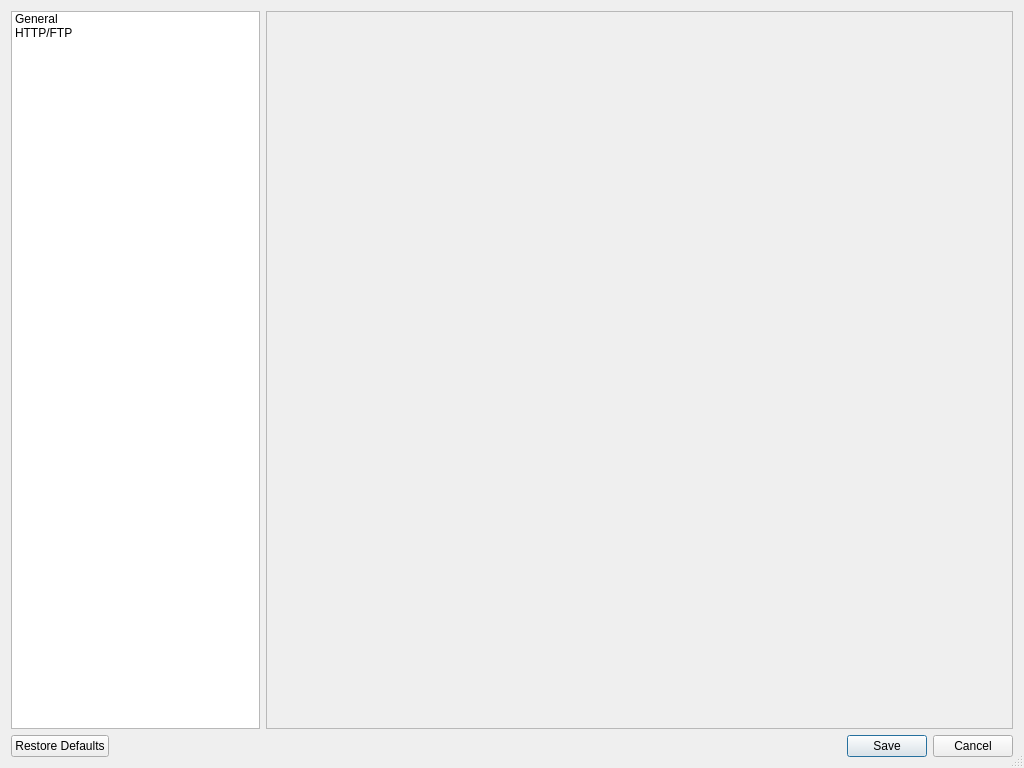
This is src/gui/settings.ui in GekkoFyre/FyreDL as Qt 5 draws it before an edit. The edited form follows.
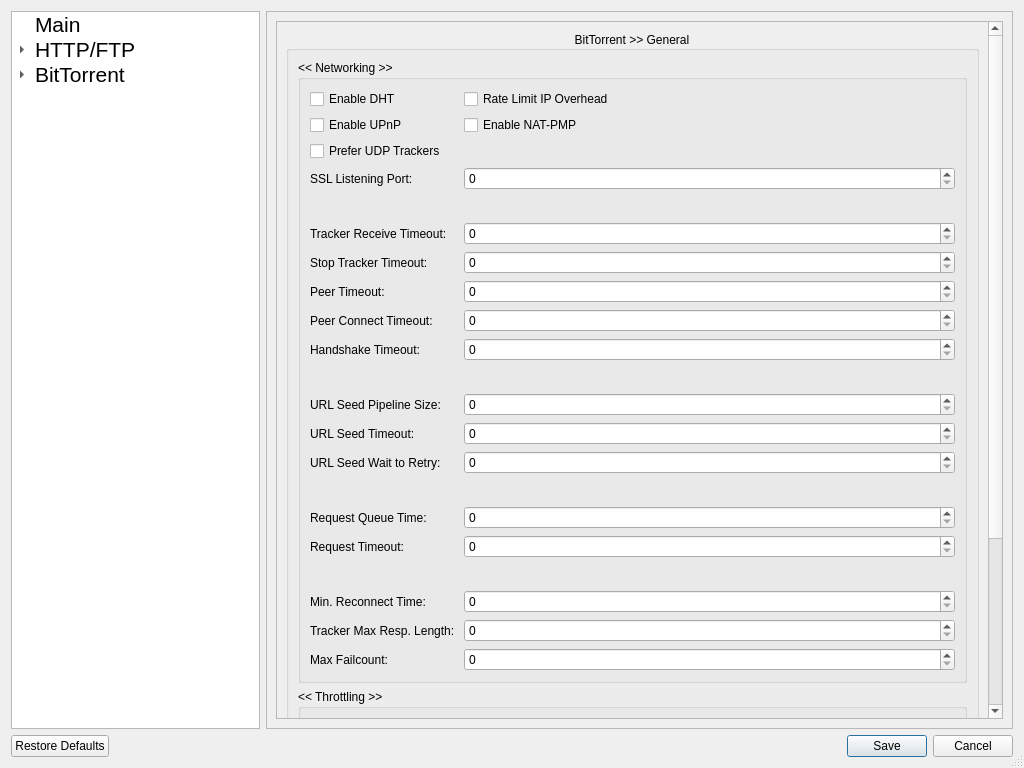
This is the edited form. The open tabs and pages were chosen to show the change. Icons and pictures are not drawn.

The edit to the form file:
```diff
--- a/src/gui/settings.ui
+++ b/src/gui/settings.ui
@@ -22,10 +22,38 @@
      <item>
       <layout class="QVBoxLayout" name="settings_chooser_layout">
        <item>
-        <widget class="QListWidget" name="settings_list_widget">
+        <widget class="QTreeWidget" name="category_treeWidget">
+         <property name="font">
+          <font>
+           <pointsize>16</pointsize>
+          </font>
+         </property>
+         <property name="verticalScrollBarPolicy">
+          <enum>Qt::ScrollBarAlwaysOff</enum>
+         </property>
+         <property name="horizontalScrollBarPolicy">
+          <enum>Qt::ScrollBarAlwaysOff</enum>
+         </property>
+         <property name="editTriggers">
+          <set>QAbstractItemView::NoEditTriggers</set>
+         </property>
+         <property name="tabKeyNavigation">
+          <bool>true</bool>
+         </property>
+         <property name="showDropIndicator" stdset="0">
+          <bool>false</bool>
+         </property>
+         <property name="headerHidden">
+          <bool>true</bool>
+         </property>
+         <column>
+          <property name="text">
+           <string>Category</string>
+          </property>
+         </column>
          <item>
           <property name="text">
-           <string>General</string>
+           <string>Main</string>
           </property>
           <property name="icon">
            <iconset resource="assets.qrc">
@@ -40,6 +68,33 @@
            <iconset resource="assets.qrc">
             <normaloff>:/icons/assets-img/gftp.png</normaloff>:/icons/assets-img/gftp.png</iconset>
           </property>
+          <item>
+           <property name="text">
+            <string>General</string>
+           </property>
+           <property name="icon">
+            <iconset resource="../assets.qrc">
+             <normaloff>:/icons/assets-img/network.png</normaloff>:/icons/assets-img/network.png</iconset>
+           </property>
+          </item>
+         </item>
+         <item>
+          <property name="text">
+           <string>BitTorrent</string>
+          </property>
+          <property name="icon">
+           <iconset resource="../assets.qrc">
+            <normaloff>:/icons/assets-img/application-x-bittorrent.png</normaloff>:/icons/assets-img/application-x-bittorrent.png</iconset>
+          </property>
+          <item>
+           <property name="text">
+            <string>General</string>
+           </property>
+           <property name="icon">
+            <iconset resource="../assets.qrc">
+             <normaloff>:/icons/assets-img/network.png</normaloff>:/icons/assets-img/network.png</iconset>
+           </property>
+          </item>
          </item>
         </widget>
        </item>
@@ -52,8 +107,566 @@
          <property name="frameShape">
           <enum>QFrame::StyledPanel</enum>
          </property>
-         <widget class="QWidget" name="page"/>
-         <widget class="QWidget" name="page_2"/>
+         <widget class="QWidget" name="main_settings">
+          <layout class="QVBoxLayout" name="verticalLayout">
+           <item>
+            <widget class="QGroupBox" name="main_groupBox">
+             <property name="title">
+              <string>Main</string>
+             </property>
+             <property name="alignment">
+              <set>Qt::AlignCenter</set>
+             </property>
+             <layout class="QVBoxLayout" name="verticalLayout_2">
+              <item>
+               <widget class="QGroupBox" name="filesanddirs_groupBox">
+                <property name="title">
+                 <string>&lt;&lt; Files and Directories &gt;&gt;</string>
+                </property>
+                <layout class="QFormLayout" name="formLayout">
+                 <item row="0" column="0">
+                  <widget class="QLabel" name="defDir_label">
+                   <property name="text">
+                    <string>Default Save/Open Dir.: </string>
+                   </property>
+                  </widget>
+                 </item>
+                 <item row="0" column="1">
+                  <layout class="QHBoxLayout" name="defDir_horizLayout">
+                   <item>
+                    <widget class="QLineEdit" name="defDir_lineEdit"/>
+                   </item>
+                   <item>
+                    <widget class="QToolButton" name="defDir_toolButton">
+                     <property name="text">
+                      <string>...</string>
+                     </property>
+                    </widget>
+                   </item>
+                  </layout>
+                 </item>
+                 <item row="1" column="0">
+                  <widget class="QLabel" name="xmlHist_label">
+                   <property name="text">
+                    <string>XML History File: </string>
+                   </property>
+                  </widget>
+                 </item>
+                 <item row="2" column="0">
+                  <widget class="QLabel" name="xmlCfg_label">
+                   <property name="text">
+                    <string>XML Config File: </string>
+                   </property>
+                  </widget>
+                 </item>
+                 <item row="1" column="1">
+                  <layout class="QHBoxLayout" name="xmlHist_horizLayout">
+                   <item>
+                    <widget class="QLineEdit" name="xmlHist_lineEdit"/>
+                   </item>
+                   <item>
+                    <widget class="QToolButton" name="xmlHist_toolBtn">
+                     <property name="text">
+                      <string>...</string>
+                     </property>
+                    </widget>
+                   </item>
+                  </layout>
+                 </item>
+                 <item row="2" column="1">
+                  <layout class="QHBoxLayout" name="xmlCfg_horizLayout">
+                   <item>
+                    <widget class="QLineEdit" name="xmlCfg_lineEdit"/>
+                   </item>
+                   <item>
+                    <widget class="QToolButton" name="xmlCfg_toolBtn">
+                     <property name="text">
+                      <string>...</string>
+                     </property>
+                    </widget>
+                   </item>
+                  </layout>
+                 </item>
+                </layout>
+               </widget>
+              </item>
+              <item>
+               <widget class="QGroupBox" name="fyredl_groupBox">
+                <property name="title">
+                 <string>&lt;&lt; FyreDL &gt;&gt;</string>
+                </property>
+                <layout class="QFormLayout" name="formLayout_2">
+                 <item row="0" column="0">
+                  <widget class="QLabel" name="userAgent_label">
+                   <property name="text">
+                    <string>Global User Agent: </string>
+                   </property>
+                  </widget>
+                 </item>
+                 <item row="0" column="1">
+                  <widget class="QLineEdit" name="userAgent_lineEdit"/>
+                 </item>
+                 <item row="1" column="0">
+                  <widget class="QLabel" name="uniqueId_label">
+                   <property name="text">
+                    <string>Item's Unique ID Length: </string>
+                   </property>
+                  </widget>
+                 </item>
+                 <item row="1" column="1">
+                  <widget class="QSpinBox" name="uniqueId_spinBox">
+                   <property name="toolTip">
+                    <string>Each download item has a Unique Identifier associated with it. This is the length of its ID number so please be aware that too small of a value may cause conflicts.</string>
+                   </property>
+                   <property name="minimum">
+                    <number>32</number>
+                   </property>
+                   <property name="maximum">
+                    <number>128</number>
+                   </property>
+                  </widget>
+                 </item>
+                </layout>
+               </widget>
+              </item>
+              <item>
+               <spacer name="verticalSpacer">
+                <property name="orientation">
+                 <enum>Qt::Vertical</enum>
+                </property>
+                <property name="sizeHint" stdset="0">
+                 <size>
+                  <width>20</width>
+                  <height>40</height>
+                 </size>
+                </property>
+               </spacer>
+              </item>
+             </layout>
+            </widget>
+           </item>
+          </layout>
+         </widget>
+         <widget class="QWidget" name="torrent_general_settings">
+          <layout class="QVBoxLayout" name="verticalLayout_3">
+           <item>
+            <widget class="QScrollArea" name="scrollArea">
+             <property name="widgetResizable">
+              <bool>true</bool>
+             </property>
+             <widget class="QWidget" name="scrollAreaWidgetContents">
+              <property name="geometry">
+               <rect>
+                <x>0</x>
+                <y>-408</y>
+                <width>710</width>
+                <height>1098</height>
+               </rect>
+              </property>
+              <layout class="QVBoxLayout" name="verticalLayout_4">
+               <item>
+                <widget class="QGroupBox" name="torrent_general_groupBox">
+                 <property name="title">
+                  <string>BitTorrent &gt;&gt; General</string>
+                 </property>
+                 <property name="alignment">
+                  <set>Qt::AlignCenter</set>
+                 </property>
+                 <layout class="QVBoxLayout" name="verticalLayout_5">
+                  <item>
+                   <widget class="QGroupBox" name="torrent_networking_groupBox">
+                    <property name="title">
+                     <string>&lt;&lt; Networking &gt;&gt;</string>
+                    </property>
+                    <layout class="QFormLayout" name="formLayout_3">
+                     <item row="0" column="0">
+                      <widget class="QCheckBox" name="enable_dht_chkBox">
+                       <property name="text">
+                        <string>Enable DHT</string>
+                       </property>
+                      </widget>
+                     </item>
+                     <item row="0" column="1">
+                      <widget class="QCheckBox" name="rate_limit_overhead_chkBox_2">
+                       <property name="text">
+                        <string>Rate Limit IP Overhead</string>
+                       </property>
+                      </widget>
+                     </item>
+                     <item row="1" column="0">
+                      <widget class="QCheckBox" name="enable_upnp_chkBox">
+                       <property name="text">
+                        <string>Enable UPnP</string>
+                       </property>
+                      </widget>
+                     </item>
+                     <item row="1" column="1">
+                      <widget class="QCheckBox" name="enable_nat_pmp_chkBox">
+                       <property name="text">
+                        <string>Enable NAT-PMP</string>
+                       </property>
+                      </widget>
+                     </item>
+                     <item row="2" column="0">
+                      <widget class="QCheckBox" name="prefer_udp_trackers_chkBox">
+                       <property name="text">
+                        <string>Prefer UDP Trackers</string>
+                       </property>
+                      </widget>
+                     </item>
+                     <item row="6" column="0">
+                      <widget class="QLabel" name="tracker_receive_timeout_label">
+                       <property name="text">
+                        <string>Tracker Receive Timeout: </string>
+                       </property>
+                      </widget>
+                     </item>
+                     <item row="6" column="1">
+                      <widget class="QSpinBox" name="tracker_receive_timeout_spinBox"/>
+                     </item>
+                     <item row="7" column="0">
+                      <widget class="QLabel" name="stop_tracker_timeout_label">
+                       <property name="text">
+                        <string>Stop Tracker Timeout: </string>
+                       </property>
+                      </widget>
+                     </item>
+                     <item row="7" column="1">
+                      <widget class="QSpinBox" name="stop_tracker_timeout_spinBox"/>
+                     </item>
+                     <item row="8" column="0">
+                      <widget class="QLabel" name="peer_timeout_label">
+                       <property name="text">
+                        <string>Peer Timeout: </string>
+                       </property>
+                      </widget>
+                     </item>
+                     <item row="8" column="1">
+                      <widget class="QSpinBox" name="peer_timeout_spinBox"/>
+                     </item>
+                     <item row="9" column="0">
+                      <widget class="QLabel" name="peer_connect_timeout_label">
+                       <property name="text">
+                        <string>Peer Connect Timeout: </string>
+                       </property>
+                      </widget>
+                     </item>
+                     <item row="9" column="1">
+                      <widget class="QSpinBox" name="peer_connect_timeout_spinBox"/>
+                     </item>
+                     <item row="10" column="0">
+                      <widget class="QLabel" name="handshake_timeout_label">
+                       <property name="text">
+                        <string>Handshake Timeout: </string>
+                       </property>
+                      </widget>
+                     </item>
+                     <item row="10" column="1">
+                      <widget class="QSpinBox" name="handshake_timeout_spinBox"/>
+                     </item>
+                     <item row="11" column="0">
+                      <spacer name="horizontalSpacer">
+                       <property name="orientation">
+                        <enum>Qt::Horizontal</enum>
+                       </property>
+                       <property name="sizeHint" stdset="0">
+                        <size>
+                         <width>40</width>
+                         <height>20</height>
+                        </size>
+                       </property>
+                      </spacer>
+                     </item>
+                     <item row="11" column="1">
+                      <spacer name="horizontalSpacer_2">
+                       <property name="orientation">
+                        <enum>Qt::Horizontal</enum>
+                       </property>
+                       <property name="sizeHint" stdset="0">
+                        <size>
+                         <width>40</width>
+                         <height>20</height>
+                        </size>
+                       </property>
+                      </spacer>
+                     </item>
+                     <item row="12" column="0">
+                      <widget class="QLabel" name="urlseed_pipeline_size_label">
+                       <property name="text">
+                        <string>URL Seed Pipeline Size: </string>
+                       </property>
+                      </widget>
+                     </item>
+                     <item row="12" column="1">
+                      <widget class="QSpinBox" name="urlseed_pipeline_size_spinBox"/>
+                     </item>
+                     <item row="13" column="0">
+                      <widget class="QLabel" name="urlseed_timeout_label">
+                       <property name="text">
+                        <string>URL Seed Timeout: </string>
+                       </property>
+                      </widget>
+                     </item>
+                     <item row="13" column="1">
+                      <widget class="QSpinBox" name="urlseed_timeout_spinBox"/>
+                     </item>
+                     <item row="14" column="0">
+                      <widget class="QLabel" name="urlseed_wait_to_reply_label">
+                       <property name="text">
+                        <string>URL Seed Wait to Retry: </string>
+                       </property>
+                      </widget>
+                     </item>
+                     <item row="14" column="1">
+                      <widget class="QSpinBox" name="urlseed_wait_to_retry_spinBox"/>
+                     </item>
+                     <item row="15" column="0">
+                      <spacer name="horizontalSpacer_3">
+                       <property name="orientation">
+                        <enum>Qt::Horizontal</enum>
+                       </property>
+                       <property name="sizeHint" stdset="0">
+                        <size>
+                         <width>40</width>
+                         <height>20</height>
+                        </size>
+                       </property>
+                      </spacer>
+                     </item>
+                     <item row="15" column="1">
+                      <spacer name="horizontalSpacer_4">
+                       <property name="orientation">
+                        <enum>Qt::Horizontal</enum>
+                       </property>
+                       <property name="sizeHint" stdset="0">
+                        <size>
+                         <width>40</width>
+                         <height>20</height>
+                        </size>
+                       </property>
+                      </spacer>
+                     </item>
+                     <item row="16" column="0">
+                      <widget class="QLabel" name="request_queue_time_label">
+                       <property name="text">
+                        <string>Request Queue Time: </string>
+                       </property>
+                      </widget>
+                     </item>
+                     <item row="17" column="0">
+                      <widget class="QLabel" name="request_timeout_label">
+                       <property name="text">
+                        <string>Request Timeout: </string>
+                       </property>
+                      </widget>
+                     </item>
+                     <item row="19" column="0">
+                      <widget class="QLabel" name="min_reconnect_time_label">
+                       <property name="text">
+                        <string>Min. Reconnect Time: </string>
+                       </property>
+                      </widget>
+                     </item>
+                     <item row="20" column="0">
+                      <widget class="QLabel" name="tracker_max_resp_length_label">
+                       <property name="text">
+                        <string>Tracker Max Resp. Length: </string>
+                       </property>
+                      </widget>
+                     </item>
+                     <item row="16" column="1">
+                      <widget class="QSpinBox" name="request_queue_time_spinBox"/>
+                     </item>
+                     <item row="17" column="1">
+                      <widget class="QSpinBox" name="request_timeout_spinBox"/>
+                     </item>
+                     <item row="19" column="1">
+                      <widget class="QSpinBox" name="min_reconnect_time_spinBox"/>
+                     </item>
+                     <item row="20" column="1">
+                      <widget class="QSpinBox" name="tracker_max_resp_length_spinBox"/>
+                     </item>
+                     <item row="18" column="0">
+                      <spacer name="horizontalSpacer_5">
+                       <property name="orientation">
+                        <enum>Qt::Horizontal</enum>
+                       </property>
+                       <property name="sizeHint" stdset="0">
+                        <size>
+                         <width>40</width>
+                         <height>20</height>
+                        </size>
+                       </property>
+                      </spacer>
+                     </item>
+                     <item row="18" column="1">
+                      <spacer name="horizontalSpacer_6">
+                       <property name="orientation">
+                        <enum>Qt::Horizontal</enum>
+                       </property>
+                       <property name="sizeHint" stdset="0">
+                        <size>
+                         <width>40</width>
+                         <height>20</height>
+                        </size>
+                       </property>
+                      </spacer>
+                     </item>
+                     <item row="21" column="0">
+                      <widget class="QLabel" name="max_failcount_label">
+                       <property name="text">
+                        <string>Max Failcount: </string>
+                       </property>
+                      </widget>
+                     </item>
+                     <item row="21" column="1">
+                      <widget class="QSpinBox" name="max_failcount_spinBox"/>
+                     </item>
+                     <item row="5" column="0">
+                      <spacer name="horizontalSpacer_7">
+                       <property name="orientation">
+                        <enum>Qt::Horizontal</enum>
+                       </property>
+                       <property name="sizeHint" stdset="0">
+                        <size>
+                         <width>40</width>
+                         <height>20</height>
+                        </size>
+                       </property>
+                      </spacer>
+                     </item>
+                     <item row="5" column="1">
+                      <spacer name="horizontalSpacer_8">
+                       <property name="orientation">
+                        <enum>Qt::Horizontal</enum>
+                       </property>
+                       <property name="sizeHint" stdset="0">
+                        <size>
+                         <width>40</width>
+                         <height>20</height>
+                        </size>
+                       </property>
+                      </spacer>
+                     </item>
+                     <item row="3" column="0">
+                      <widget class="QLabel" name="ssl_listen_port_label">
+                       <property name="text">
+                        <string>SSL Listening Port: </string>
+                       </property>
+                      </widget>
+                     </item>
+                     <item row="3" column="1">
+                      <widget class="QSpinBox" name="ssl_listen_port_spinBox"/>
+                     </item>
+                    </layout>
+                   </widget>
+                  </item>
+                  <item>
+                   <widget class="QGroupBox" name="torrent_throttling_groupBox">
+                    <property name="title">
+                     <string>&lt;&lt; Throttling &gt;&gt;</string>
+                    </property>
+                    <layout class="QVBoxLayout" name="verticalLayout_7">
+                     <item>
+                      <layout class="QFormLayout" name="formLayout_6">
+                       <item row="0" column="0">
+                        <widget class="QCheckBox" name="checkBox">
+                         <property name="text">
+                          <string>Enable bandwidth management</string>
+                         </property>
+                        </widget>
+                       </item>
+                      </layout>
+                     </item>
+                     <item>
+                      <layout class="QFormLayout" name="formLayout_5">
+                       <item row="0" column="0">
+                        <widget class="QLabel" name="label">
+                         <property name="text">
+                          <string>Download speed: </string>
+                         </property>
+                        </widget>
+                       </item>
+                       <item row="1" column="0">
+                        <widget class="QLabel" name="label_2">
+                         <property name="text">
+                          <string>Upload speed: </string>
+                         </property>
+                        </widget>
+                       </item>
+                       <item row="0" column="1">
+                        <widget class="QSpinBox" name="spinBox">
+                         <property name="toolTip">
+                          <string>A value of '0' equals an unlimited download speed.</string>
+                         </property>
+                         <property name="suffix">
+                          <string> KB/sec</string>
+                         </property>
+                         <property name="maximum">
+                          <number>10000000</number>
+                         </property>
+                        </widget>
+                       </item>
+                       <item row="1" column="1">
+                        <widget class="QSpinBox" name="spinBox_2">
+                         <property name="toolTip">
+                          <string>A value of '0' equals an unlimited upload speed.</string>
+                         </property>
+                         <property name="suffix">
+                          <string> KB/sec</string>
+                         </property>
+                         <property name="maximum">
+                          <number>10000000</number>
+                         </property>
+                        </widget>
+                       </item>
+                      </layout>
+                     </item>
+                    </layout>
+                   </widget>
+                  </item>
+                  <item>
+                   <widget class="QGroupBox" name="torrent_encryption_groupBox">
+                    <property name="title">
+                     <string>&lt;&lt; Encryption &gt;&gt;</string>
+                    </property>
+                    <layout class="QFormLayout" name="formLayout_4">
+                     <item row="0" column="0">
+                      <widget class="QCheckBox" name="announce_crypto_chkBox">
+                       <property name="text">
+                        <string>Announce Crypto Support</string>
+                       </property>
+                      </widget>
+                     </item>
+                     <item row="1" column="0">
+                      <widget class="QCheckBox" name="enable_ssl_chkBox">
+                       <property name="text">
+                        <string>Enable SSL support</string>
+                       </property>
+                      </widget>
+                     </item>
+                     <item row="2" column="0">
+                      <widget class="QCheckBox" name="prefer_rc4_encrypt_chkBox">
+                       <property name="text">
+                        <string>Prefer RC4 Encryption</string>
+                       </property>
+                      </widget>
+                     </item>
+                    </layout>
+                    <zorder>enable_ssl_chkBox</zorder>
+                    <zorder>prefer_rc4_encrypt_chkBox</zorder>
+                    <zorder>announce_crypto_chkBox</zorder>
+                   </widget>
+                  </item>
+                 </layout>
+                </widget>
+               </item>
+              </layout>
+             </widget>
+            </widget>
+           </item>
+          </layout>
+         </widget>
         </widget>
        </item>
       </layout>
```
Left out of the diff: 6 changed lines with no effect on the pictures.
